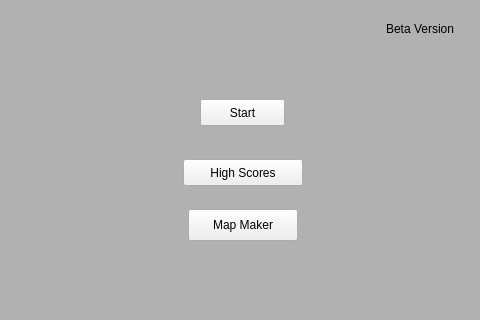
First picture: the form in titlescreen.ui, repository bstee615/project, before the edit; both pictures show x 262 to 742 and y 361 to 681 of the 1024 by 768 pixel window.
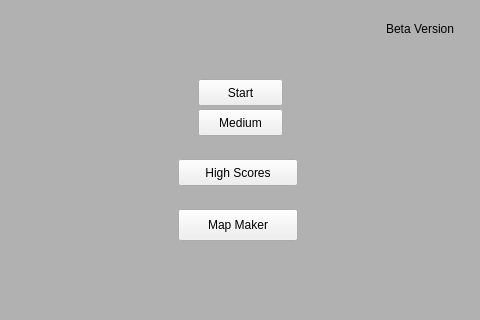
Second picture: the form after the edit. Icons and pictures are not drawn.

Patch:
```diff
--- a/titlescreen.ui
+++ b/titlescreen.ui
@@ -35,8 +35,8 @@
   <widget class="QPushButton" name="btnStart">
    <property name="geometry">
     <rect>
-     <x>462</x>
-     <y>460</y>
+     <x>460</x>
+     <y>440</y>
      <width>85</width>
      <height>27</height>
     </rect>
@@ -83,7 +83,7 @@
   <widget class="QPushButton" name="lblHighScores">
    <property name="geometry">
     <rect>
-     <x>445</x>
+     <x>440</x>
      <y>520</y>
      <width>120</width>
      <height>27</height>
@@ -96,9 +96,9 @@
   <widget class="QPushButton" name="pushButton">
    <property name="geometry">
     <rect>
-     <x>450</x>
+     <x>440</x>
      <y>570</y>
-     <width>110</width>
+     <width>120</width>
      <height>32</height>
     </rect>
    </property>
@@ -106,12 +106,26 @@
     <string>Map Maker</string>
    </property>
   </widget>
+  <widget class="QPushButton" name="btnMedium">
+   <property name="geometry">
+    <rect>
+     <x>460</x>
+     <y>470</y>
+     <width>85</width>
+     <height>27</height>
+    </rect>
+   </property>
+   <property name="text">
+    <string>Medium</string>
+   </property>
+  </widget>
   <zorder>lblBackground</zorder>
   <zorder>label</zorder>
   <zorder>btnStart</zorder>
   <zorder>label_2</zorder>
   <zorder>lblHighScores</zorder>
   <zorder>pushButton</zorder>
+  <zorder>btnMedium</zorder>
  </widget>
  <resources>
   <include location="resources.qrc"/>
```
